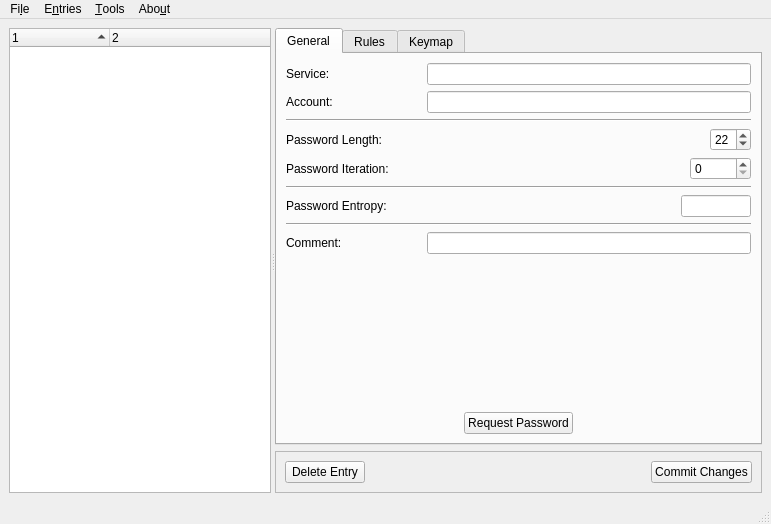
Old version of the form src/host/pc/snopf_manager.ui in the repository snopf/snopf.
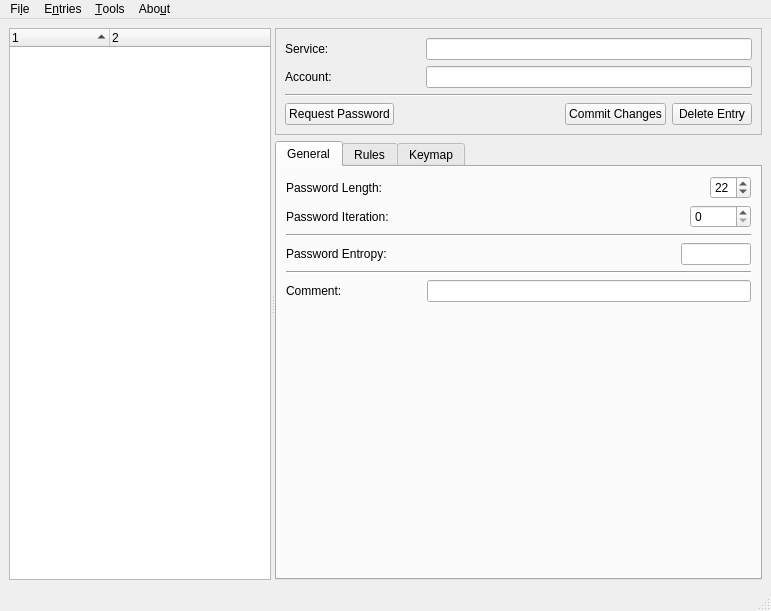
New version of the form. The open tabs and pages were chosen to show the change. Icons and pictures are not drawn. Custom widgets are drawn as their Qt base class.

```diff
--- a/src/host/pc/snopf_manager.ui
+++ b/src/host/pc/snopf_manager.ui
@@ -7,7 +7,7 @@
     <x>0</x>
     <y>0</y>
     <width>771</width>
-    <height>524</height>
+    <height>611</height>
    </rect>
   </property>
   <property name="sizePolicy">
@@ -24,7 +24,7 @@
     <normaloff>:/icon/icon/icon.svg</normaloff>:/icon/icon/icon.svg</iconset>
   </property>
   <widget class="QWidget" name="centralwidget">
-   <layout class="QGridLayout" name="gridLayout_5">
+   <layout class="QGridLayout" name="gridLayout_6">
     <item row="0" column="0">
      <widget class="QSplitter" name="splitter">
       <property name="orientation">
@@ -54,23 +54,22 @@
         </property>
        </column>
       </widget>
-      <widget class="QWidget" name="layoutWidget">
+      <widget class="QWidget" name="">
+       <layout class="QVBoxLayout" name="verticalLayout_5">
+        <item>
+         <widget class="QFrame" name="frame_2">
+          <property name="frameShape">
+           <enum>QFrame::StyledPanel</enum>
+          </property>
+          <property name="frameShadow">
+           <enum>QFrame::Raised</enum>
+          </property>
+          <layout class="QGridLayout" name="gridLayout_4">
+           <item row="0" column="0">
        <layout class="QVBoxLayout" name="verticalLayout_3">
         <item>
-         <widget class="QTabWidget" name="tabWidget">
-          <property name="currentIndex">
-           <number>2</number>
-          </property>
-          <widget class="QWidget" name="generalTab">
-           <attribute name="title">
-            <string>General</string>
-           </attribute>
            <layout class="QGridLayout" name="gridLayout_2">
             <item row="0" column="0">
-             <layout class="QVBoxLayout" name="verticalLayout_2">
-              <item>
-               <layout class="QHBoxLayout" name="horizontalLayout_7">
-                <item>
                  <widget class="QLabel" name="label">
                   <property name="sizePolicy">
                    <sizepolicy hsizetype="Fixed" vsizetype="Preferred">
@@ -89,8 +88,8 @@
                   </property>
                  </widget>
                 </item>
-                <item>
-                 <spacer name="horizontalSpacer_3">
+               <item row="0" column="1">
+                <spacer name="horizontalSpacer_4">
                   <property name="orientation">
                    <enum>Qt::Horizontal</enum>
                   </property>
@@ -105,18 +104,14 @@
                   </property>
                  </spacer>
                 </item>
-                <item>
+               <item row="0" column="2">
                  <widget class="QLineEdit" name="serviceEdit">
                   <property name="readOnly">
                    <bool>true</bool>
                   </property>
                  </widget>
                 </item>
-               </layout>
-              </item>
-              <item>
-               <layout class="QHBoxLayout" name="horizontalLayout_6">
-                <item>
+               <item row="1" column="0">
                  <widget class="QLabel" name="label_2">
                   <property name="sizePolicy">
                    <sizepolicy hsizetype="Fixed" vsizetype="Preferred">
@@ -135,8 +130,8 @@
                   </property>
                  </widget>
                 </item>
-                <item>
-                 <spacer name="horizontalSpacer_4">
+               <item row="1" column="1">
+                <spacer name="horizontalSpacer_3">
                   <property name="orientation">
                    <enum>Qt::Horizontal</enum>
                   </property>
@@ -151,7 +146,7 @@
                   </property>
                  </spacer>
                 </item>
-                <item>
+               <item row="1" column="2">
                  <widget class="QLineEdit" name="accountEdit">
                   <property name="readOnly">
                    <bool>true</bool>
@@ -161,12 +156,67 @@
                </layout>
               </item>
               <item>
-               <widget class="Line" name="line_3">
+              <widget class="Line" name="line_7">
                 <property name="orientation">
                  <enum>Qt::Horizontal</enum>
                 </property>
                </widget>
               </item>
+             <item>
+              <layout class="QHBoxLayout" name="horizontalLayout_6">
+               <item>
+                <widget class="QPushButton" name="requestPasswordButton">
+                 <property name="text">
+                  <string>Request Password</string>
+                 </property>
+                </widget>
+               </item>
+               <item>
+                <spacer name="horizontalSpacer_6">
+                 <property name="orientation">
+                  <enum>Qt::Horizontal</enum>
+                 </property>
+                 <property name="sizeHint" stdset="0">
+                  <size>
+                   <width>40</width>
+                   <height>20</height>
+                  </size>
+                 </property>
+                </spacer>
+               </item>
+               <item>
+                <widget class="QPushButton" name="commitChangesButton">
+                 <property name="text">
+                  <string>Commit Changes</string>
+                 </property>
+                </widget>
+               </item>
+               <item>
+                <widget class="QPushButton" name="deleteEntryButton">
+                 <property name="text">
+                  <string>Delete Entry</string>
+                 </property>
+                </widget>
+               </item>
+              </layout>
+             </item>
+            </layout>
+           </item>
+          </layout>
+         </widget>
+        </item>
+        <item>
+         <widget class="QTabWidget" name="tabWidget">
+          <property name="currentIndex">
+           <number>0</number>
+          </property>
+          <widget class="QWidget" name="generalTab">
+           <attribute name="title">
+            <string>General</string>
+           </attribute>
+           <layout class="QGridLayout" name="gridLayout_5">
+            <item row="0" column="0">
+             <layout class="QVBoxLayout" name="verticalLayout_2">
               <item>
                <layout class="QHBoxLayout" name="horizontalLayout_5">
                 <item>
@@ -402,49 +452,6 @@
                 </property>
                </spacer>
               </item>
-              <item>
-               <layout class="QHBoxLayout" name="horizontalLayout_10">
-                <item>
-                 <spacer name="horizontalSpacer_11">
-                  <property name="orientation">
-                   <enum>Qt::Horizontal</enum>
-                  </property>
-                  <property name="sizeType">
-                   <enum>QSizePolicy::Expanding</enum>
-                  </property>
-                  <property name="sizeHint" stdset="0">
-                   <size>
-                    <width>15</width>
-                    <height>20</height>
-                   </size>
-                  </property>
-                 </spacer>
-                </item>
-                <item>
-                 <widget class="QPushButton" name="requestPasswordButton">
-                  <property name="text">
-                   <string>Request Password</string>
-                  </property>
-                 </widget>
-                </item>
-                <item>
-                 <spacer name="horizontalSpacer_12">
-                  <property name="orientation">
-                   <enum>Qt::Horizontal</enum>
-                  </property>
-                  <property name="sizeType">
-                   <enum>QSizePolicy::Expanding</enum>
-                  </property>
-                  <property name="sizeHint" stdset="0">
-                   <size>
-                    <width>15</width>
-                    <height>20</height>
-                   </size>
-                  </property>
-                 </spacer>
-                </item>
-               </layout>
-              </item>
              </layout>
             </item>
            </layout>
@@ -700,49 +707,6 @@
           </widget>
          </widget>
         </item>
-        <item>
-         <widget class="QFrame" name="frame">
-          <property name="frameShape">
-           <enum>QFrame::StyledPanel</enum>
-          </property>
-          <property name="frameShadow">
-           <enum>QFrame::Raised</enum>
-          </property>
-          <layout class="QGridLayout" name="gridLayout_4">
-           <item row="0" column="0">
-            <layout class="QHBoxLayout" name="horizontalLayout_8">
-             <item>
-              <widget class="QPushButton" name="deleteEntryButton">
-               <property name="text">
-                <string>Delete Entry</string>
-               </property>
-              </widget>
-             </item>
-             <item>
-              <spacer name="horizontalSpacer">
-               <property name="orientation">
-                <enum>Qt::Horizontal</enum>
-               </property>
-               <property name="sizeHint" stdset="0">
-                <size>
-                 <width>40</width>
-                 <height>20</height>
-                </size>
-               </property>
-              </spacer>
-             </item>
-             <item>
-              <widget class="QPushButton" name="commitChangesButton">
-               <property name="text">
-                <string>Commit Changes</string>
-               </property>
-              </widget>
-             </item>
-            </layout>
-           </item>
-          </layout>
-         </widget>
-        </item>
        </layout>
       </widget>
      </widget>
```
Lines whose indentation alone changed are shown as unchanged.
